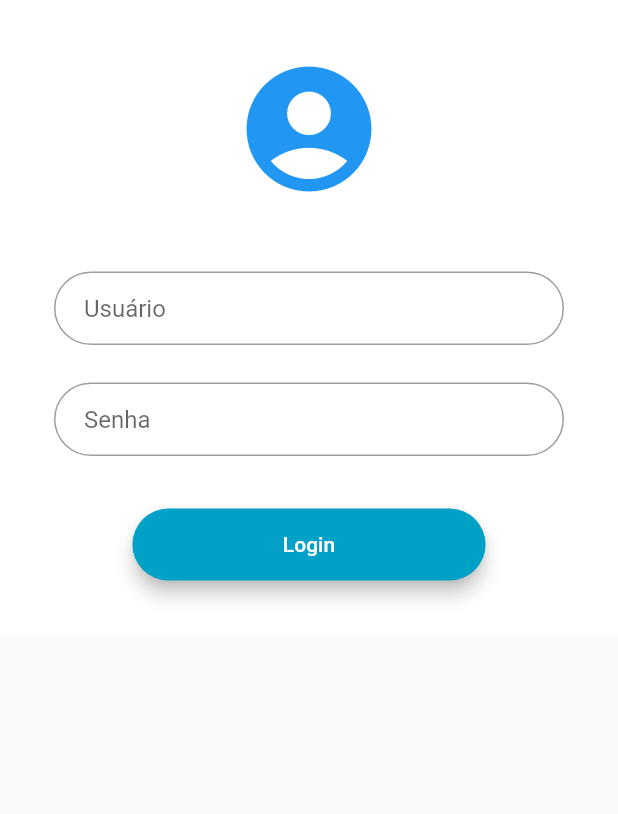
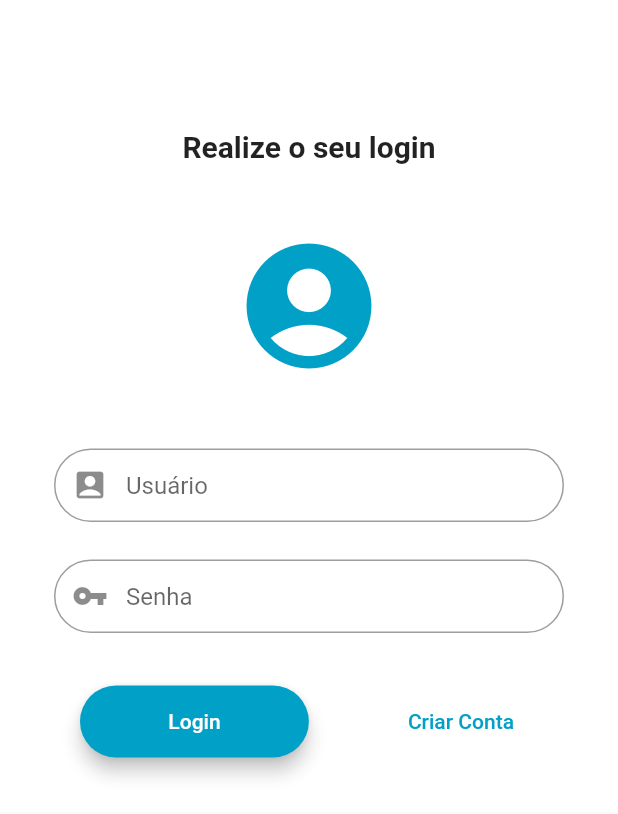
Before and after one commit to ItaloDias-stack/ProjetoLOP, a Flutter app: the screen it shows after launch, after a tap on "Login", on a phone screen of 412 x 824 dp. Shown: the top 814 px of the screen. Run offline on Flutter 3.47's test engine with Material 2 defaults, Android fonts, the phone set to English and light mode, and no system bars; our stand-ins replace toast; network calls fail.

```diff
--- a/projeto_de_lop/lib/controller/appDB.dart
+++ b/projeto_de_lop/lib/controller/appDB.dart
@@ -1,13 +1,35 @@
-import 'package:flutter/material.dart';
+import 'dart:convert';
+import 'package:projeto_de_lop/models/Professor.dart';
 import 'package:http/http.dart' as http;
 
-Future<String> login(String usuario, String senha) async {
-  final response = await http.post("http://192.168.0.18/projeto/login.php",
+String url = "http://192.168.0.18/projeto/";
+Future<Professor> login(String usuario, String senha) async {
+  final response = await http.post(url+"login.php",
       body: {"usuario": usuario, "senha": senha});
+
   print(response.body);
+  Professor professor = new Professor("", "", "");
   if (response.body.length > 2) {
-    //Aq ele realizou o loggin cm sucesso
-    return 'true';
+    //Aq ele realizou o login cm sucesso
+    var datauser = json.decode(response.body);
+    Professor professor = new Professor(
+      datauser["nome"],
+      datauser["usuario"],
+      datauser["senha"]);
+    return professor;
   }
-  return 'Usuário ou senha incorretas';
+  return professor;
 }
+
+Future<bool> createAcc(String nome, String usuario, String senha) async{
+  final response = await http.post(url+"adddata.php",
+  body: {"nome": nome, "usuario":usuario, "senha":senha});
+  print(response.body);
+  var datauser = json.decode(response.body);
+  print(datauser["message"].toString());
+  if(datauser["message"]=="true"){
+    return true;
+  }else{
+    return false;
+  }
+}
--- a/projeto_de_lop/lib/main.dart
+++ b/projeto_de_lop/lib/main.dart
@@ -1,7 +1,9 @@
 import 'package:flutter/material.dart';
+import 'package:projeto_de_lop/models/Professor.dart';
+import 'package:projeto_de_lop/pages/cadastro.dart';
 
 import 'package:projeto_de_lop/controller/appDB.dart';
-import 'package:projeto_de_lop/inicio.dart';
+import 'package:projeto_de_lop/pages/inicio.dart';
 import 'package:toast/toast.dart';
 
 void main() => runApp(MyApp());
@@ -15,6 +17,8 @@ class MyApp extends StatelessWidget {
         home: LoginPage(title: 'Login'),
         routes: <String, WidgetBuilder>{
           '/inicio': (BuildContext context) => new Inicio(),
+          '/cadastro': (BuildContext context) => new Cadastro(),
+          '/login':(BuildContext context) => new MyApp()
         });
   }
 }
@@ -36,6 +40,7 @@ class _LoginPageState extends State<LoginPage> {
     final userField = TextField(
       controller: controllerUser,
       decoration: InputDecoration(
+        prefixIcon: Icon(Icons.account_box),
         contentPadding: EdgeInsets.fromLTRB(20, 15, 20, 15),
         hintText: 'Usuário',
         border: OutlineInputBorder(borderRadius: BorderRadius.circular(32)),
@@ -45,6 +50,7 @@ class _LoginPageState extends State<LoginPage> {
       controller: controllerPass,
       obscureText: true,
       decoration: InputDecoration(
+          prefixIcon: Icon(Icons.vpn_key),
           contentPadding: EdgeInsets.fromLTRB(20, 15, 20, 15),
           hintText: 'Senha',
           border: OutlineInputBorder(borderRadius: BorderRadius.circular(32))),
@@ -69,17 +75,15 @@ class _LoginPageState extends State<LoginPage> {
       borderRadius: BorderRadius.circular(32),
       color: Color(0xff01A0C7),
       child: MaterialButton(
-          minWidth: MediaQuery.of(context).size.width / 1.75,
+          minWidth: MediaQuery.of(context).size.width / 2.7,
           padding: EdgeInsets.fromLTRB(20, 15, 20, 15),
           onPressed: () async {
-            String mensagem =
-                await login(controllerUser.text, controllerPass.text);
-            print(mensagem);
-            if (mensagem == 'true') {
+            Professor professor = await login(controllerUser.text, controllerPass.text);
+            if (professor.getNome != "") {
               Navigator.pushReplacementNamed(context, '/inicio');
-            }
-            else {
-              Toast.show("Usuário ou senha incorretos", context, duration: Toast.LENGTH_LONG,gravity: Toast.TOP);
+            } else {
+              Toast.show("Usuário ou senha incorretos", context,
+                  duration: Toast.LENGTH_LONG, gravity: Toast.TOP);
             }
           },
           child: Text('Login',
@@ -87,25 +91,50 @@ class _LoginPageState extends State<LoginPage> {
               style: TextStyle(color: Colors.white))),
     );
 
+    final createAccButton = Material(
+      color: Colors.white,
+      borderRadius: BorderRadius.circular(32),
+      child: MaterialButton(
+        minWidth: 100,
+        onPressed: (){
+          Navigator.pushReplacementNamed(context, '/cadastro');
+        },
+        child: Text('Criar Conta', textAlign: TextAlign.center, style: TextStyle(color: Color(0xff01A0C7)),
+      ),
+    ));
+
     return Scaffold(
       body: SingleChildScrollView(
         child: Stack(
           children: <Widget>[
             new Container(
               color: Colors.white,
+              width: double.infinity,
               child: Padding(
                 padding: const EdgeInsets.all(36),
                 child: Column(
                   crossAxisAlignment: CrossAxisAlignment.center,
                   mainAxisAlignment: MainAxisAlignment.center,
                   children: <Widget>[
-                    Icon(Icons.account_circle, color: Colors.blue, size: 100),
+                    SizedBox(height: 50),
+                    Text(
+                      'Realize o seu login', textAlign: TextAlign.center,
+                        style: TextStyle(fontSize: 20,fontWeight: FontWeight.bold),
+                    ),
+                    SizedBox(height: 45),
+                    Icon(Icons.account_circle,
+                        color: Color(0xff01A0C7), size: 100),
                     SizedBox(height: 45),
                     userField,
                     SizedBox(height: 25),
                     passField,
                     SizedBox(height: 35),
-                    loginButton
+                    Wrap(
+                      spacing: 50,
+                      children: <Widget>[
+                        loginButton,createAccButton
+                      ],
+                    ),
                   ],
                 ),
               ),
--- /dev/null
+++ b/projeto_de_lop/lib/models/Professor.dart
@@ -0,0 +1,20 @@
+class Professor {
+   final String nome, usuario, senha;
+
+  Professor(this.nome,this.usuario,this.senha);
+  String get getNome{
+    return nome;
+  }
+
+  String get getSenha{
+    return senha;
+  }
+
+  String get getUsuario{
+    return usuario;
+  }
+  @override
+  String toString() {
+    return "Nome: "+nome+" Usuário: "+usuario+" Senha: "+senha;
+  }
+}
```
Also changed, not shown: projeto_de_lop/lib/pages/cadastro.dart (added, +103 -0 lines), projeto_de_lop/lib/models/Aluno.dart (added), projeto_de_lop/lib/models/Turma.dart (added), projeto_de_lop/lib/pages/inicio.dart (renamed from projeto_de_lop/lib/inicio.dart).
